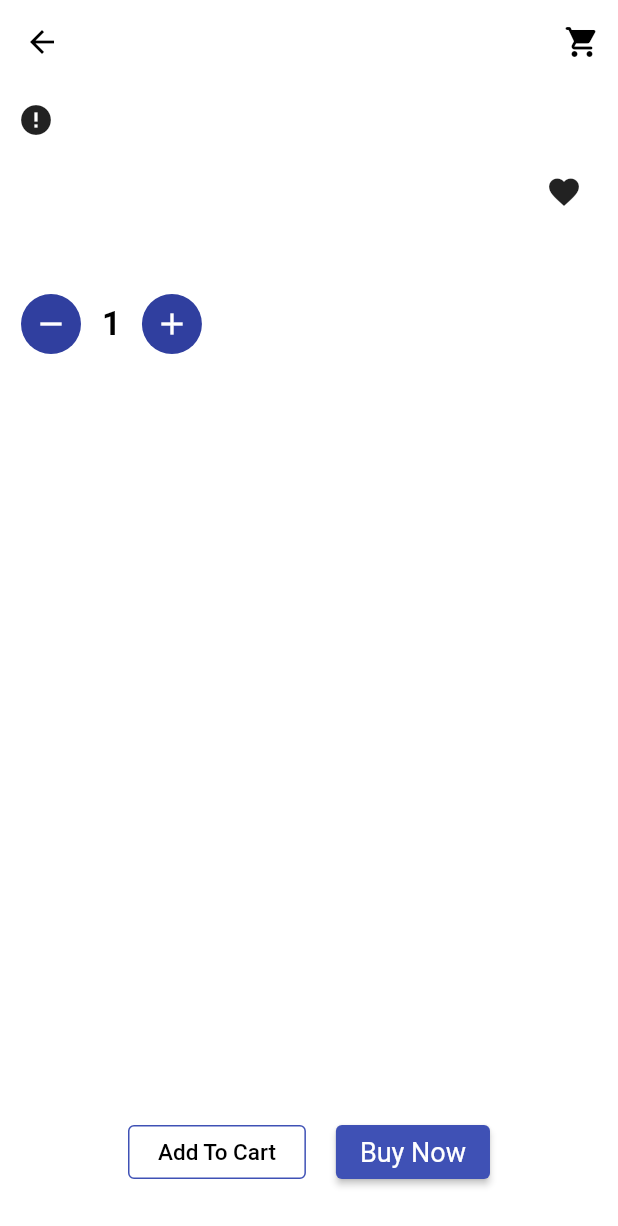
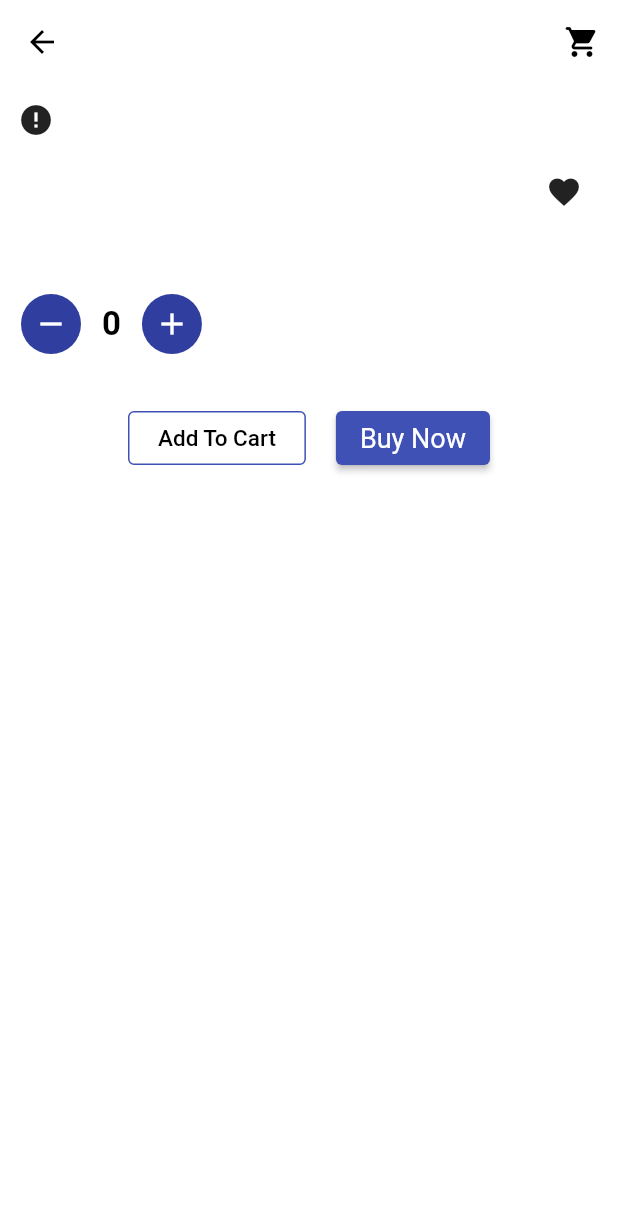
Before and after one commit to RRKawchar/e-commerce-app, a Flutter app: the ProductDetailsScreen screen opened directly with empty values, after a tap on the "favorite outline" icon, on a phone screen of 412 x 824 dp. Shown: the top 1226 px of the screen. Run offline on Flutter 3.47's test engine with Material 2 defaults, Android fonts, the phone set to English and light mode, and no system bars; drawn by our look-alikes of cached_network_image; our stand-ins replace cloud_firestore, firebase_auth, firebase_core, fluttertoast; accounts and stored records are empty; network calls fail.

Commit message:
6th commit

```diff
--- a/lib/provider/app_provider.dart
+++ b/lib/provider/app_provider.dart
@@ -3,8 +3,10 @@ import 'package:flutter/cupertino.dart';
 
 class AppProvider with ChangeNotifier{
 
+
+  /// Cart Provider..........................
+
   final List<ProductModel> _catProductList=[];
-
 
   void addCartProvider(ProductModel productModel){
     _catProductList.add(productModel);
@@ -16,4 +18,23 @@ class AppProvider with ChangeNotifier{
     notifyListeners();
   }
    List<ProductModel> get catProviderList=> _catProductList;
+
+
+
+  /// Favorite Provider.........................
+
+  final List<ProductModel> _favoriteProductList=[];
+
+
+  void addFavoriteProvider(ProductModel productModel){
+    _favoriteProductList.add(productModel);
+    notifyListeners();
+  }
+
+  void removeFavoriteProvider(ProductModel productModel){
+    _favoriteProductList.remove(productModel);
+    notifyListeners();
+  }
+  List<ProductModel> get getFavoriteList=> _favoriteProductList;
+
 }
--- a/lib/screens/cart_screen/components/single_cart_items.dart
+++ b/lib/screens/cart_screen/components/single_cart_items.dart
@@ -27,6 +27,7 @@ class _SingleCartItemsState extends State<SingleCartItems> {
   }
   @override
   Widget build(BuildContext context) {
+    AppProvider appProvider=Provider.of<AppProvider>(context);
     return Container(
       margin: const EdgeInsets.only(bottom: 12.0),
       height: 130,
@@ -106,8 +107,8 @@ class _SingleCartItemsState extends State<SingleCartItems> {
                             ),
                             CupertinoButton(
                               onPressed: () {},
-                              child: const CustomText(
-                                text: "Add To WishList",
+                              child: CustomText(
+                                text:appProvider.getFavoriteList.contains(widget.productModel)? "Add To WishList":"Remove To WishList",
                                 color: primaryColor,
                                 fontWeight: FontWeight.w500,
                               ),
@@ -130,7 +131,6 @@ class _SingleCartItemsState extends State<SingleCartItems> {
                     right: 2,
                     child: CupertinoButton(
                       onPressed: (){
-                        AppProvider appProvider=Provider.of<AppProvider>(context,listen: false);
                         appProvider.removeCartProvider(widget.productModel);
                         showMessage(message: 'Remove from cart');
                       },
--- a/lib/screens/product_details/product_details_screen.dart
+++ b/lib/screens/product_details/product_details_screen.dart
@@ -3,6 +3,7 @@ import 'package:e_commerce_app/constants/routes.dart';
 import 'package:e_commerce_app/model/product_model/product_model.dart';
 import 'package:e_commerce_app/provider/app_provider.dart';
 import 'package:e_commerce_app/screens/cart_screen/cart_screen.dart';
+import 'package:e_commerce_app/screens/favourite/favorite_screen.dart';
 import 'package:e_commerce_app/widgets/custom_network_image/custom_network_image.dart';
 import 'package:e_commerce_app/widgets/custom_text/custom_text.dart';
 import 'package:flutter/cupertino.dart';
@@ -20,9 +21,20 @@ class ProductDetailsScreen extends StatefulWidget {
 
 class _ProductDetailsScreenState extends State<ProductDetailsScreen> {
   int qty = 1;
+
+  @override
+  void initState() {
+    qty=widget.productModel.qty??1;
+    setState(() {
+
+    });
+    super.initState();
+  }
   @override
   Widget build(BuildContext context) {
     final size = MediaQuery.of(context).size;
+
+    AppProvider appProvider=Provider.of<AppProvider>(context);
     return Scaffold(
       appBar: AppBar(
         actions: [
@@ -35,6 +47,7 @@ class _ProductDetailsScreenState extends State<ProductDetailsScreen> {
       ),
       body: Padding(
         padding: const EdgeInsets.all(12.0),
+        child: SingleChildScrollView(
           child: Column(
             crossAxisAlignment: CrossAxisAlignment.start,
             children: [
@@ -59,9 +72,15 @@ class _ProductDetailsScreenState extends State<ProductDetailsScreen> {
                           widget.productModel.isFavorite =
                               !widget.productModel.isFavorite;
                         });
+                        if(widget.productModel.isFavorite){
+                          appProvider.addFavoriteProvider(widget.productModel);
+
+                        }else{
+                          appProvider.removeFavoriteProvider(widget.productModel);
+                        }
                       },
                       icon: Icon(
-                      widget.productModel.isFavorite
+                       appProvider.getFavoriteList.contains(widget.productModel)
                             ? Icons.favorite
                             : Icons.favorite_border,
                       ))
@@ -113,13 +132,13 @@ class _ProductDetailsScreenState extends State<ProductDetailsScreen> {
                   ),
                 ],
               ),
-            const Spacer(),
+              // const Spacer(),
+              const SizedBox(height: 30,),
               Row(
                 mainAxisAlignment: MainAxisAlignment.center,
                 children: [
                   OutlinedButton(
                       onPressed: () {
-                      AppProvider appProvider=Provider.of<AppProvider>(context,listen: false);
                         ProductModel productModel=widget.productModel.copyWith(qty: qty);
                         appProvider.addCartProvider(productModel);
                         showMessage(message: 'Added To cart');
@@ -130,7 +149,10 @@ class _ProductDetailsScreenState extends State<ProductDetailsScreen> {
                   const SizedBox(
                     width: 20,
                   ),
-                ElevatedButton(onPressed: () {}, child: const Text("Buy Now"))
+                  ElevatedButton(onPressed: () {
+
+                    Routes.push(context: context, page: const FavoriteScreen());
+                  }, child: const Text("Buy Now"))
                 ],
               ),
               const SizedBox(
@@ -139,6 +161,7 @@ class _ProductDetailsScreenState extends State<ProductDetailsScreen> {
             ],
           ),
         ),
+      ),
     );
   }
 }
```
Also changed, not shown: lib/screens/favourite/favorite_screen.dart (added, +31 -0 lines), lib/screens/favourite/widget/single_favorite_items.dart (added, +94 -0 lines), pubspec.lock, 1 other file. Lines whose indentation alone changed are shown as unchanged.
